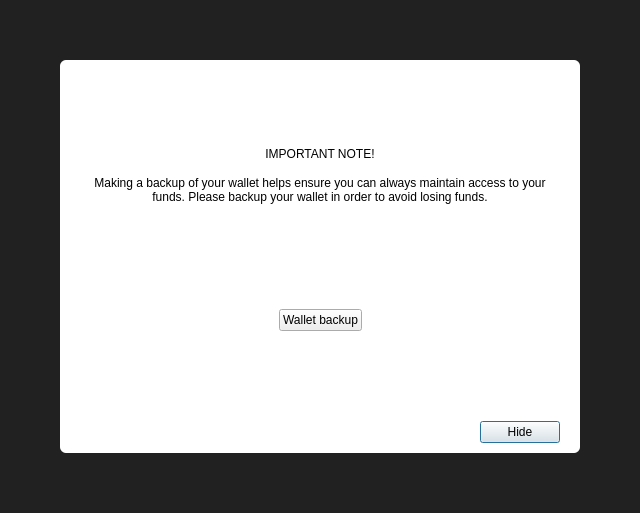
This is src/qt/forms/modaloverlay.ui in qtumproject/qtum as Qt 5 draws it before an edit. The edited form follows.
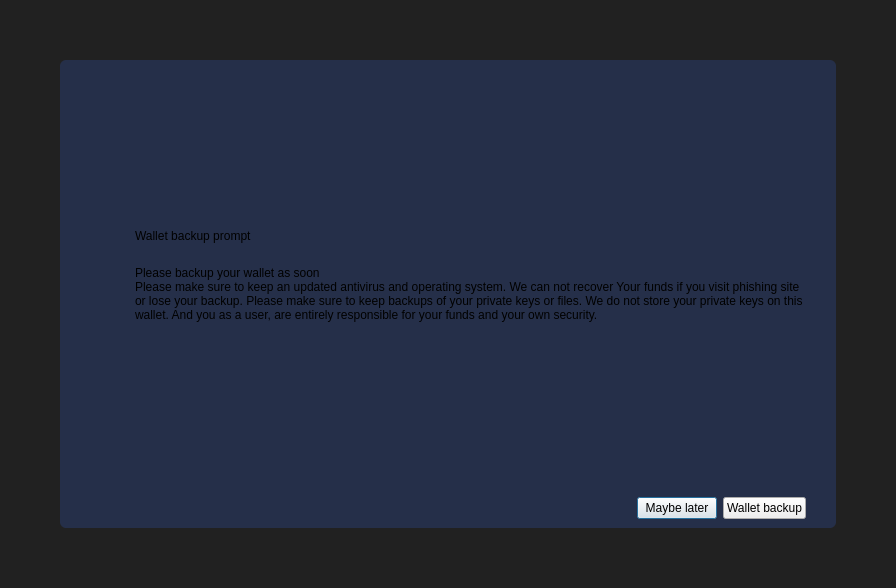
This is the edited form. The open tabs and pages were chosen to show the change. Icons and pictures are not drawn. Custom widgets are drawn as their Qt base class.

The edit to the form file:
```diff
--- a/src/qt/forms/modaloverlay.ui
+++ b/src/qt/forms/modaloverlay.ui
@@ -6,8 +6,8 @@
    <rect>
     <x>0</x>
     <y>0</y>
-    <width>640</width>
-    <height>513</height>
+    <width>896</width>
+    <height>588</height>
    </rect>
   </property>
   <property name="windowTitle">
@@ -50,23 +50,23 @@
       <item>
        <widget class="QWidget" name="contentWidget" native="true">
         <property name="styleSheet">
-         <string notr="true">#contentWidget { background: white; border-radius: 6px; }</string>
+         <string notr="true">#contentWidget { background: #252f49; border-radius: 6px; }</string>
         </property>
-        <layout class="QVBoxLayout" name="verticalLayout_3" stretch="1,0,0">
+        <layout class="QVBoxLayout" name="verticalLayout_3" stretch="1,0">
          <property name="spacing">
           <number>0</number>
          </property>
          <property name="leftMargin">
-          <number>20</number>
+          <number>0</number>
          </property>
          <property name="topMargin">
-          <number>10</number>
+          <number>0</number>
          </property>
          <property name="rightMargin">
-          <number>20</number>
+          <number>0</number>
          </property>
          <property name="bottomMargin">
-          <number>10</number>
+          <number>0</number>
          </property>
          <item>
           <widget class="QStackedWidget" name="stackedWidget">
@@ -79,17 +79,33 @@
               <number>0</number>
              </property>
              <property name="leftMargin">
-              <number>0</number>
+              <number>30</number>
              </property>
              <property name="topMargin">
-              <number>0</number>
+              <number>10</number>
              </property>
              <property name="rightMargin">
-              <number>0</number>
+              <number>30</number>
              </property>
              <property name="bottomMargin">
-              <number>0</number>
+              <number>10</number>
              </property>
+             <item>
+              <spacer name="verticalSpacer_3">
+               <property name="orientation">
+                <enum>Qt::Vertical</enum>
+               </property>
+               <property name="sizeType">
+                <enum>QSizePolicy::Expanding</enum>
+               </property>
+               <property name="sizeHint" stdset="0">
+                <size>
+                 <width>20</width>
+                 <height>40</height>
+                </size>
+               </property>
+              </spacer>
+             </item>
              <item>
               <layout class="QHBoxLayout" name="horizontalLayoutIconText" stretch="0,1">
                <property name="spacing">
@@ -350,6 +366,19 @@
                </item>
               </layout>
              </item>
+             <item>
+              <spacer name="verticalSpacer_4">
+               <property name="orientation">
+                <enum>Qt::Vertical</enum>
+               </property>
+               <property name="sizeHint" stdset="0">
+                <size>
+                 <width>20</width>
+                 <height>40</height>
+                </size>
+               </property>
+              </spacer>
+             </item>
             </layout>
            </widget>
            <widget class="QWidget" name="page_2">
@@ -357,32 +386,86 @@
              <property name="spacing">
               <number>15</number>
              </property>
+             <property name="leftMargin">
+              <number>30</number>
+             </property>
              <property name="topMargin">
-              <number>40</number>
+              <number>0</number>
+             </property>
+             <property name="rightMargin">
+              <number>30</number>
              </property>
              <property name="bottomMargin">
-              <number>40</number>
+              <number>0</number>
              </property>
              <item>
-              <layout class="QHBoxLayout" name="horizontalLayout_2">
-               <item>
-                <spacer name="horizontalSpacer_4">
+              <spacer name="verticalSpacer_2">
                  <property name="orientation">
-                  <enum>Qt::Horizontal</enum>
+                <enum>Qt::Vertical</enum>
                  </property>
                  <property name="sizeHint" stdset="0">
                   <size>
-                   <width>40</width>
-                   <height>20</height>
+                 <width>20</width>
+                 <height>40</height>
                   </size>
                  </property>
                 </spacer>
                </item>
                <item>
+              <layout class="QGridLayout" name="gridLayout">
+               <item row="0" column="1">
+                <widget class="QLabel" name="labelNote">
+                 <property name="layoutDirection">
+                  <enum>Qt::LeftToRight</enum>
+                 </property>
+                 <property name="text">
+                  <string>Wallet backup prompt</string>
+                 </property>
+                 <property name="alignment">
+                  <set>Qt::AlignLeading|Qt::AlignLeft|Qt::AlignVCenter</set>
+                 </property>
+                </widget>
+               </item>
+               <item row="1" column="1">
+                <widget class="QLabel" name="labelMessage">
+                 <property name="text">
+                  <string>Please backup your wallet as soon
+Please make sure to keep an updated antivirus and operating system. We can not recover Your funds if you visit phishing site or lose your backup. Please make sure to keep backups of your private keys or files. We do not store your private keys on this wallet. And you as a user, are entirely responsible for your funds and your own security.</string>
+                 </property>
+                 <property name="alignment">
+                  <set>Qt::AlignLeading|Qt::AlignLeft|Qt::AlignVCenter</set>
+                 </property>
+                 <property name="wordWrap">
+                  <bool>true</bool>
+                 </property>
+                </widget>
+               </item>
+               <item row="0" column="0">
                 <widget class="QPushButton" name="warningIconBackup">
                  <property name="enabled">
                   <bool>false</bool>
                  </property>
+                 <property name="sizePolicy">
+                  <sizepolicy hsizetype="Fixed" vsizetype="Fixed">
+                   <horstretch>0</horstretch>
+                   <verstretch>0</verstretch>
+                  </sizepolicy>
+                 </property>
+                 <property name="minimumSize">
+                  <size>
+                   <width>30</width>
+                   <height>30</height>
+                  </size>
+                 </property>
+                 <property name="maximumSize">
+                  <size>
+                   <width>30</width>
+                   <height>30</height>
+                  </size>
+                 </property>
+                 <property name="styleSheet">
+                  <string notr="true"/>
+                 </property>
                  <property name="text">
                   <string/>
                  </property>
@@ -393,8 +476,8 @@
                  </property>
                  <property name="iconSize">
                   <size>
-                   <width>120</width>
-                   <height>120</height>
+                   <width>30</width>
+                   <height>30</height>
                   </size>
                  </property>
                  <property name="flat">
@@ -402,14 +485,17 @@
                  </property>
                 </widget>
                </item>
-               <item>
-                <spacer name="horizontalSpacer_5">
+               <item row="1" column="0">
+                <spacer name="horizontalSpacer_2">
                  <property name="orientation">
                   <enum>Qt::Horizontal</enum>
                  </property>
+                 <property name="sizeType">
+                  <enum>QSizePolicy::Fixed</enum>
+                 </property>
                  <property name="sizeHint" stdset="0">
                   <size>
-                   <width>40</width>
+                   <width>30</width>
                    <height>20</height>
                   </size>
                  </property>
@@ -417,29 +503,6 @@
                </item>
               </layout>
              </item>
-             <item>
-              <widget class="QLabel" name="labelNote">
-               <property name="text">
-                <string>IMPORTANT NOTE!</string>
-               </property>
-               <property name="alignment">
-                <set>Qt::AlignCenter</set>
-               </property>
-              </widget>
-             </item>
-             <item>
-              <widget class="QLabel" name="labelMessage">
-               <property name="text">
-                <string>Making a backup of your wallet helps ensure you can always maintain access to your funds. Please backup your wallet in order to avoid losing funds.</string>
-               </property>
-               <property name="alignment">
-                <set>Qt::AlignCenter</set>
-               </property>
-               <property name="wordWrap">
-                <bool>true</bool>
-               </property>
-              </widget>
-             </item>
              <item>
               <spacer name="verticalSpacer">
                <property name="orientation">
@@ -456,67 +519,21 @@
                </property>
               </spacer>
              </item>
+            </layout>
+           </widget>
+          </widget>
+         </item>
              <item>
+          <widget class="QWidget" name="buttonsContainerWhite" native="true">
               <layout class="QHBoxLayout" name="horizontalLayout">
-               <item>
-                <spacer name="horizontalSpacer_2">
-                 <property name="orientation">
-                  <enum>Qt::Horizontal</enum>
-                 </property>
-                 <property name="sizeHint" stdset="0">
-                  <size>
-                   <width>40</width>
-                   <height>20</height>
-                  </size>
-                 </property>
-                </spacer>
-               </item>
-               <item>
-                <widget class="QPushButton" name="walletBackupButton">
-                 <property name="text">
-                  <string>Wallet backup</string>
-                 </property>
-                </widget>
-               </item>
-               <item>
-                <spacer name="horizontalSpacer_3">
-                 <property name="orientation">
-                  <enum>Qt::Horizontal</enum>
-                 </property>
-                 <property name="sizeHint" stdset="0">
-                  <size>
-                   <width>40</width>
-                   <height>20</height>
-                  </size>
-                 </property>
-                </spacer>
-               </item>
-              </layout>
-             </item>
-            </layout>
-           </widget>
-          </widget>
-         </item>
-         <item>
-          <spacer name="verticalSpacerAfterText">
-           <property name="orientation">
-            <enum>Qt::Vertical</enum>
-           </property>
-           <property name="sizeHint" stdset="0">
-            <size>
-             <width>20</width>
-             <height>40</height>
-            </size>
-           </property>
-          </spacer>
-         </item>
-         <item>
-          <layout class="QHBoxLayout" name="horizontalLayoutButtons">
            <property name="leftMargin">
-            <number>10</number>
+             <number>30</number>
            </property>
            <property name="topMargin">
-            <number>10</number>
+             <number>15</number>
+            </property>
+            <property name="rightMargin">
+             <number>30</number>
            </property>
            <item>
             <spacer name="horizontalSpacer">
@@ -537,14 +554,22 @@
               <enum>Qt::StrongFocus</enum>
              </property>
              <property name="text">
-              <string>Hide</string>
+               <string>Maybe later</string>
              </property>
              <property name="default">
               <bool>true</bool>
              </property>
             </widget>
            </item>
-          </layout>
+            <item>
+             <widget class="QPushButton" name="walletBackupButton">
+              <property name="text">
+               <string>Wallet backup</string>
+              </property>
+             </widget>
+            </item>
+           </layout>
+          </widget>
          </item>
         </layout>
        </widget>
```
Lines whose indentation alone changed are shown as unchanged.
